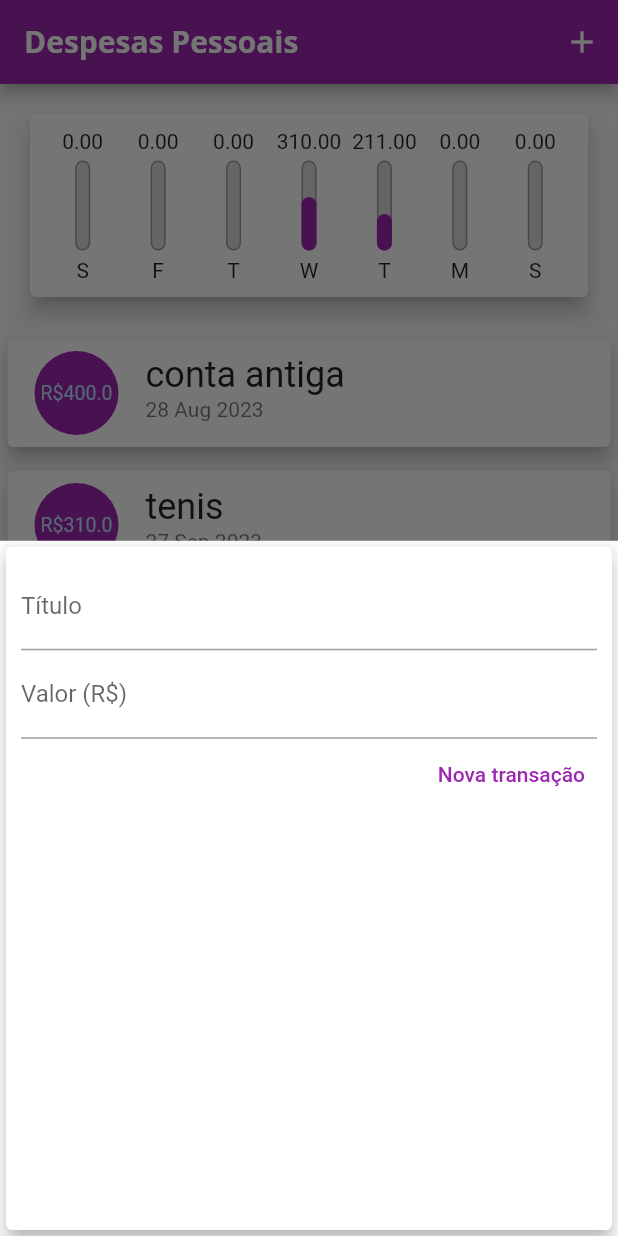
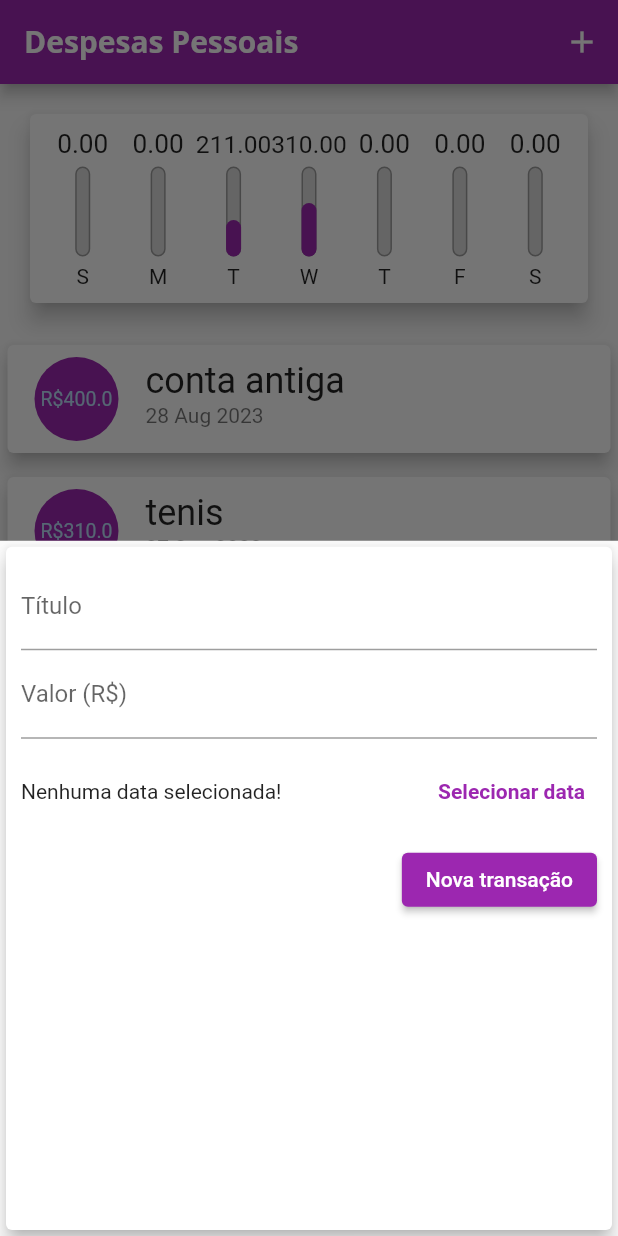
Before and after one commit to IgorAtilar/expenses, a Flutter app: the screen it shows after launch, after a tap on the "add" icon, on a phone screen of 412 x 824 dp. Run offline on Flutter 3.47's test engine with Material 2 defaults, Android fonts, the phone set to English and light mode, and no system bars.

Commit message:
add date picker

```diff
--- a/lib/components/chart.dart
+++ b/lib/components/chart.dart
@@ -32,7 +32,7 @@ class Chart extends StatelessWidget {
         };
         return transaction;
       },
-    );
+    ).reversed.toList();
   }
 
   double get _weekTotalValue {
--- a/lib/components/chart_bar.dart
+++ b/lib/components/chart_bar.dart
@@ -16,7 +16,10 @@ class ChartBar extends StatelessWidget {
   Widget build(BuildContext context) {
     return Column(
       children: [
-        FittedBox(child: Text(value.toStringAsFixed(2))),
+        SizedBox(
+          height: 20,
+          child: FittedBox(child: Text(value.toStringAsFixed(2))),
+        ),
         const SizedBox(height: 5),
         SizedBox(
           height: 60,
--- a/lib/components/transaction_form.dart
+++ b/lib/components/transaction_form.dart
@@ -1,4 +1,5 @@
 import 'package:flutter/material.dart';
+import 'package:intl/intl.dart';
 
 class TransactionForm extends StatefulWidget {
   const TransactionForm({
@@ -13,13 +14,32 @@ class TransactionForm extends StatefulWidget {
 }
 
 class _TransactionFormState extends State<TransactionForm> {
-  final titleController = TextEditingController();
+  final _titleController = TextEditingController();
 
-  final valueController = TextEditingController();
+  final _valueController = TextEditingController();
+
+  DateTime? _selectedDate;
+
+  _showDatePicker() {
+    showDatePicker(
+      context: context,
+      initialDate: DateTime.now(),
+      firstDate: DateTime(DateTime.now().year - 1),
+      lastDate: DateTime.now(),
+    ).then((
+      pickedDate,
+    ) {
+      if (pickedDate == null) return;
+
+      setState(() {
+        _selectedDate = pickedDate;
+      });
+    });
+  }
 
   _submitForm() {
-    final title = titleController.text;
-    final value = double.tryParse(valueController.text) ?? 0.0;
+    final title = _titleController.text;
+    final value = double.tryParse(_valueController.text) ?? 0.0;
 
     if (title.isEmpty || value <= 0) return;
 
@@ -35,7 +55,7 @@ class _TransactionFormState extends State<TransactionForm> {
         child: Column(
           children: [
             TextField(
-              controller: titleController,
+              controller: _titleController,
               onSubmitted: (_) => _submitForm(),
               decoration: const InputDecoration(
                 labelText: 'Título',
@@ -44,20 +64,40 @@ class _TransactionFormState extends State<TransactionForm> {
             TextField(
               keyboardType:
                   const TextInputType.numberWithOptions(decimal: true),
-              controller: valueController,
+              controller: _valueController,
               onSubmitted: (_) => _submitForm(),
               decoration: const InputDecoration(
                 labelText: 'Valor (R\$)',
               ),
             ),
+            SizedBox(
+              height: 70,
+              child: Row(
+                children: [
+                  Expanded(
+                    child: Text(_selectedDate == null
+                        ? 'Nenhuma data selecionada!'
+                        : 'Data selecionada: ${DateFormat('dd/MM/y').format(_selectedDate!)}'),
+                  ),
+                  TextButton(
+                    onPressed: _showDatePicker,
+                    child: const Text(
+                      'Selecionar data',
+                      style: TextStyle(
+                        fontWeight: FontWeight.bold,
+                      ),
+                    ),
+                  ),
+                ],
+              ),
+            ),
             Row(
               mainAxisAlignment: MainAxisAlignment.end,
               children: [
-                TextButton(
+                ElevatedButton(
                   onPressed: _submitForm,
                   child: const Text(
                     "Nova transação",
-                    style: TextStyle(color: Colors.purple),
                   ),
                 ),
               ],
```
